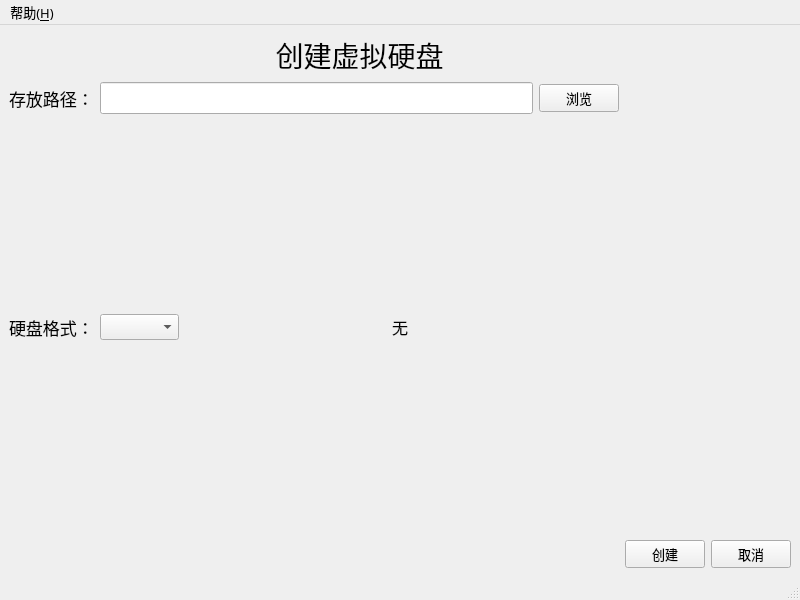
First picture: the form in ui/create_vhd_window.ui, repository Czh-is-smartest/QEMU-GUI_Project, before the edit.
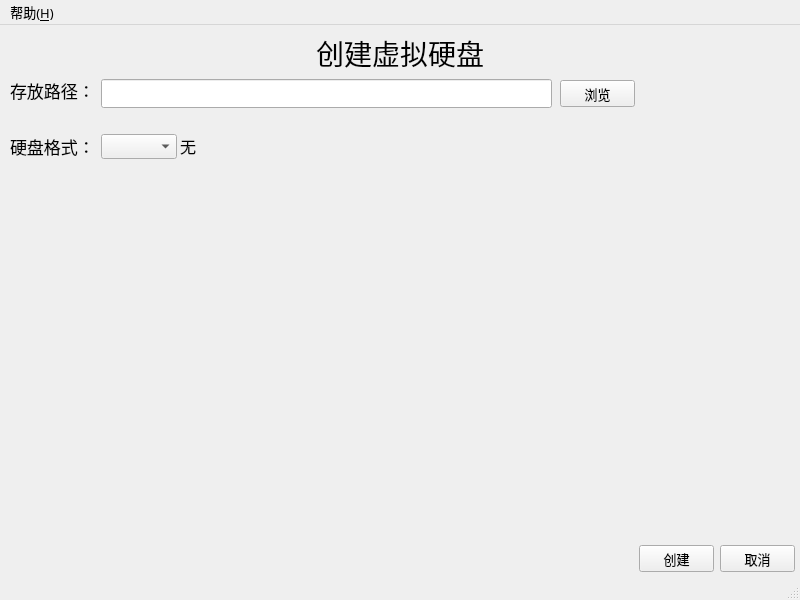
Second picture: the form after the edit. Icons and pictures are not drawn.

Diff of the .ui file:
```diff
--- a/ui/create_vhd_window.ui
+++ b/ui/create_vhd_window.ui
@@ -38,25 +38,24 @@
    <string>新建虚拟硬盘</string>
   </property>
   <widget class="QWidget" name="centralwidget">
-   <layout class="QGridLayout" name="gridLayout">
-    <item row="5" column="12">
-     <widget class="QPushButton" name="CancelButton">
-      <property name="text">
-       <string>取消</string>
-      </property>
-     </widget>
-    </item>
-    <item row="5" column="11">
-     <widget class="QPushButton" name="CreateButton">
-      <property name="text">
-       <string>创建</string>
-      </property>
-     </widget>
-    </item>
-    <item row="3" column="2">
-     <layout class="QGridLayout" name="gridLayout_2">
-      <item row="2" column="3">
        <widget class="QLabel" name="introduce">
+    <property name="enabled">
+     <bool>true</bool>
+    </property>
+    <property name="geometry">
+     <rect>
+      <x>180</x>
+      <y>90</y>
+      <width>101</width>
+      <height>61</height>
+     </rect>
+    </property>
+    <property name="sizePolicy">
+     <sizepolicy hsizetype="Preferred" vsizetype="Preferred">
+      <horstretch>0</horstretch>
+      <verstretch>0</verstretch>
+     </sizepolicy>
+    </property>
         <property name="font">
          <font>
           <family>微软雅黑</family>
@@ -67,69 +66,148 @@
          <string>无</string>
         </property>
        </widget>
-      </item>
-      <item row="1" column="0">
-       <layout class="QHBoxLayout" name="horizontalLayout_2"/>
-      </item>
-      <item row="2" column="1">
-       <widget class="QComboBox" name="format"/>
-      </item>
-      <item row="2" column="4">
-       <spacer name="horizontalSpacer_2">
-        <property name="orientation">
-         <enum>Qt::Horizontal</enum>
-        </property>
-        <property name="sizeHint" stdset="0">
-         <size>
-          <width>40</width>
-          <height>20</height>
-         </size>
-        </property>
-       </spacer>
-      </item>
-      <item row="2" column="2">
-       <spacer name="horizontalSpacer">
-        <property name="orientation">
-         <enum>Qt::Horizontal</enum>
-        </property>
-        <property name="sizeHint" stdset="0">
-         <size>
-          <width>40</width>
-          <height>20</height>
-         </size>
-        </property>
-       </spacer>
-      </item>
-      <item row="1" column="3">
-       <spacer name="verticalSpacer">
-        <property name="orientation">
-         <enum>Qt::Vertical</enum>
-        </property>
-        <property name="sizeHint" stdset="0">
-         <size>
-          <width>20</width>
-          <height>40</height>
-         </size>
-        </property>
-       </spacer>
-      </item>
-      <item row="3" column="3">
-       <spacer name="verticalSpacer_2">
-        <property name="orientation">
-         <enum>Qt::Vertical</enum>
-        </property>
-        <property name="sizeHint" stdset="0">
-         <size>
-          <width>20</width>
-          <height>40</height>
-         </size>
-        </property>
-       </spacer>
-      </item>
-     </layout>
-    </item>
-    <item row="0" column="2">
+   <widget class="QComboBox" name="format">
+    <property name="geometry">
+     <rect>
+      <x>101</x>
+      <y>109</y>
+      <width>76</width>
+      <height>25</height>
+     </rect>
+    </property>
+    <property name="sizePolicy">
+     <sizepolicy hsizetype="Fixed" vsizetype="Fixed">
+      <horstretch>0</horstretch>
+      <verstretch>0</verstretch>
+     </sizepolicy>
+    </property>
+   </widget>
+   <widget class="QLabel" name="label_2">
+    <property name="geometry">
+     <rect>
+      <x>10</x>
+      <y>110</y>
+      <width>85</width>
+      <height>23</height>
+     </rect>
+    </property>
+    <property name="sizePolicy">
+     <sizepolicy hsizetype="Fixed" vsizetype="Fixed">
+      <horstretch>0</horstretch>
+      <verstretch>0</verstretch>
+     </sizepolicy>
+    </property>
+    <property name="font">
+     <font>
+      <family>微软雅黑</family>
+      <pointsize>13</pointsize>
+     </font>
+    </property>
+    <property name="text">
+     <string>硬盘格式：</string>
+    </property>
+   </widget>
+   <widget class="QLabel" name="label">
+    <property name="geometry">
+     <rect>
+      <x>10</x>
+      <y>54</y>
+      <width>85</width>
+      <height>23</height>
+     </rect>
+    </property>
+    <property name="font">
+     <font>
+      <family>微软雅黑</family>
+      <pointsize>13</pointsize>
+     </font>
+    </property>
+    <property name="text">
+     <string>存放路径：</string>
+    </property>
+   </widget>
+   <widget class="QLineEdit" name="VHD_Path">
+    <property name="geometry">
+     <rect>
+      <x>101</x>
+      <y>54</y>
+      <width>451</width>
+      <height>29</height>
+     </rect>
+    </property>
+    <property name="font">
+     <font>
+      <family>微软雅黑</family>
+      <pointsize>13</pointsize>
+     </font>
+    </property>
+   </widget>
+   <widget class="QPushButton" name="browse">
+    <property name="geometry">
+     <rect>
+      <x>560</x>
+      <y>55</y>
+      <width>75</width>
+      <height>27</height>
+     </rect>
+    </property>
+    <property name="text">
+     <string>浏览</string>
+    </property>
+   </widget>
+   <widget class="QPushButton" name="CreateButton">
+    <property name="geometry">
+     <rect>
+      <x>639</x>
+      <y>520</y>
+      <width>75</width>
+      <height>27</height>
+     </rect>
+    </property>
+    <property name="sizePolicy">
+     <sizepolicy hsizetype="Fixed" vsizetype="Fixed">
+      <horstretch>0</horstretch>
+      <verstretch>0</verstretch>
+     </sizepolicy>
+    </property>
+    <property name="text">
+     <string>创建</string>
+    </property>
+   </widget>
+   <widget class="QPushButton" name="CancelButton">
+    <property name="geometry">
+     <rect>
+      <x>720</x>
+      <y>520</y>
+      <width>75</width>
+      <height>27</height>
+     </rect>
+    </property>
+    <property name="sizePolicy">
+     <sizepolicy hsizetype="Fixed" vsizetype="Fixed">
+      <horstretch>0</horstretch>
+      <verstretch>0</verstretch>
+     </sizepolicy>
+    </property>
+    <property name="text">
+     <string>取消</string>
+    </property>
+   </widget>
      <widget class="QLabel" name="title">
+    <property name="geometry">
+     <rect>
+      <x>316</x>
+      <y>10</y>
+      <width>168</width>
+      <height>36</height>
+     </rect>
+    </property>
+    <property name="sizePolicy">
+     <sizepolicy hsizetype="Fixed" vsizetype="Fixed">
+      <horstretch>0</horstretch>
+      <verstretch>0</verstretch>
+     </sizepolicy>
+    </property>
       <property name="font">
        <font>
         <family>微软雅黑</family>
@@ -155,55 +233,6 @@
        <set>Qt::AlignCenter</set>
       </property>
      </widget>
-    </item>
-    <item row="1" column="0">
-     <widget class="QLabel" name="label">
-      <property name="font">
-       <font>
-        <family>微软雅黑</family>
-        <pointsize>13</pointsize>
-       </font>
-      </property>
-      <property name="text">
-       <string>存放路径：</string>
-      </property>
-     </widget>
-    </item>
-    <item row="3" column="0">
-     <widget class="QLabel" name="label_2">
-      <property name="font">
-       <font>
-        <family>微软雅黑</family>
-        <pointsize>13</pointsize>
-       </font>
-      </property>
-      <property name="text">
-       <string>硬盘格式：</string>
-      </property>
-     </widget>
-    </item>
-    <item row="1" column="2">
-     <layout class="QHBoxLayout" name="horizontalLayout">
-      <item>
-       <widget class="QLineEdit" name="VHD_Path">
-        <property name="font">
-         <font>
-          <family>微软雅黑</family>
-          <pointsize>13</pointsize>
-         </font>
-        </property>
-       </widget>
-      </item>
-      <item>
-       <widget class="QPushButton" name="browse">
-        <property name="text">
-         <string>浏览</string>
-        </property>
-       </widget>
-      </item>
-     </layout>
-    </item>
-   </layout>
   </widget>
   <widget class="QMenuBar" name="menubar">
    <property name="geometry">
```
Lines whose indentation alone changed are shown as unchanged.
